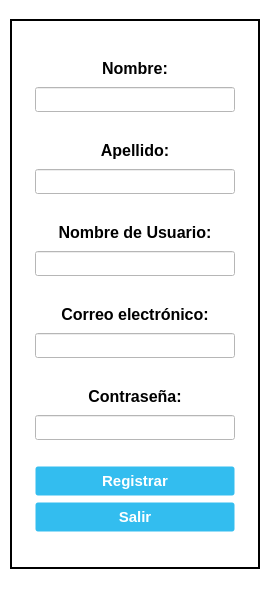
Qt form UI_Files/Registration_Window.ui (e-serrano/ERP_EIPSA) before a commit.
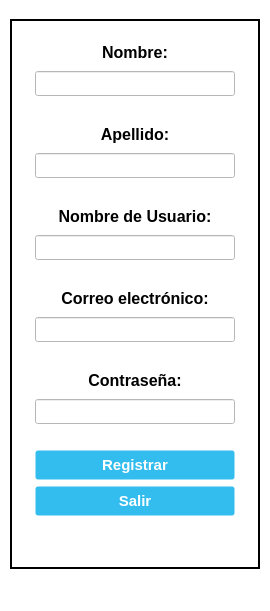
The same form after that commit. Icons and pictures are not drawn.

Commit message: new windows creation

What changed in the file:
```diff
--- a/UI_Files/Registration_Window.ui
+++ b/UI_Files/Registration_Window.ui
@@ -549,6 +549,31 @@
              </property>
             </widget>
            </item>
+           <item>
+            <widget class="QLabel" name="label">
+             <property name="minimumSize">
+              <size>
+               <width>200</width>
+               <height>25</height>
+              </size>
+             </property>
+             <property name="maximumSize">
+              <size>
+               <width>200</width>
+               <height>25</height>
+              </size>
+             </property>
+             <property name="styleSheet">
+              <string notr="true">color: rgb(255, 0, 0);</string>
+             </property>
+             <property name="text">
+              <string/>
+             </property>
+             <property name="alignment">
+              <set>Qt::AlignCenter</set>
+             </property>
+            </widget>
+           </item>
           </layout>
          </item>
         </layout>
```
The commit also changes 6 other files.
